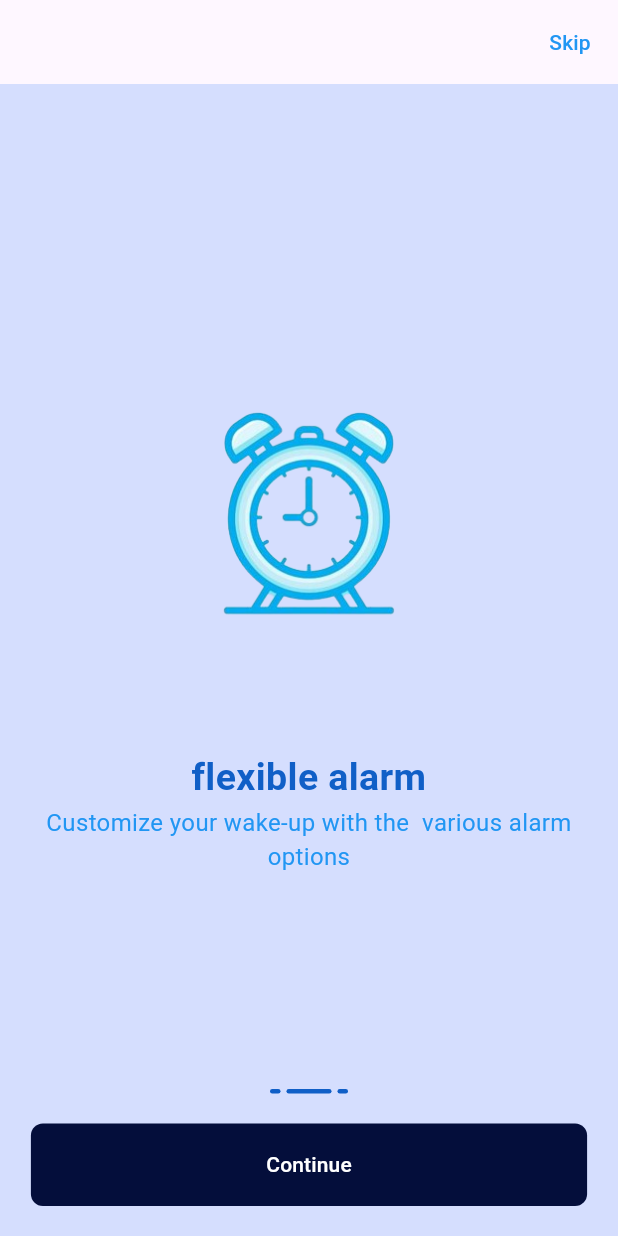
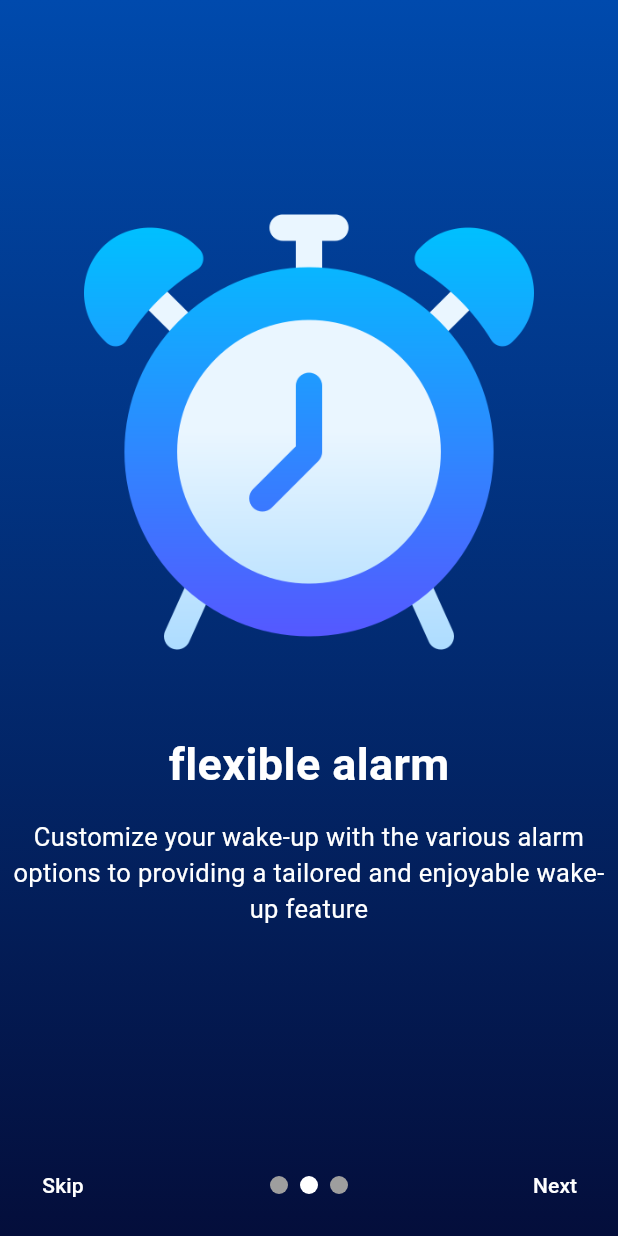
Before and after one commit to xrubaEid/2024-GP_4, a Flutter app: the screen it shows after launch, swiped to page 2, on a phone screen of 412 x 824 dp. Run offline on Flutter 3.47's test engine with Material 3 defaults, Android fonts, the phone set to English and light mode, and no system bars; drawn by our look-alikes of smooth_page_indicator; our stand-ins replace cloud_firestore, firebase_auth, firebase_core, flutter_settings_screens, get, get_storage and 3 more; accounts and stored records are empty.

Commit message:
the boarding screen

```diff
--- a/sleepwell/lib/screens/alarm_screen.dart
+++ b/sleepwell/lib/screens/alarm_screen.dart
@@ -17,6 +17,7 @@ class _AlarmScreenState extends State<AlarmScreen> {
   late TextEditingController wakeUpTimeController;
   late TimeOfDay selectedBedtime;
   late TimeOfDay selectedWakeUpTime;
+
 
   String printedBedtime = '';
   String printedWakeUpTime = '';
--- a/sleepwell/lib/screens/onboardingInfo.dart
+++ b/sleepwell/lib/screens/onboardingInfo.dart
@@ -1,10 +1,7 @@
-class OnboardingInfo{
+ class OnboardingInfo{
   final String title;
-  final String description;
+  final String descriptions;
   final String image;
 
-  OnboardingInfo({
-    required this.title,
-    required this.description,
-    required this.image});
-}
+  OnboardingInfo({required this.title, required this.descriptions, required this.image});
+ }
--- a/sleepwell/lib/screens/onboarding_data.dart
+++ b/sleepwell/lib/screens/onboarding_data.dart
@@ -1,22 +1,23 @@
+
  import 'onboardingInfo.dart';
 
 class OnboardingData{
-
   List<OnboardingInfo> items = [
     OnboardingInfo(
         title: "Smart sleep planner",
-        description: "Wake up refreshed with optimized wake-up times based on your sleep cycles. Say goodbye to tired mornings",
-        image: "assets/sleepicon2.png"),
+        descriptions: "Wake up refreshed with optimized wake-up times based on your sleep cycles. Say goodbye to tired mornings.",
+        image: "assets/sleepicon.png"),
 
     OnboardingInfo(
         title: "flexible alarm",
-        description: "Customize your wake-up with the  various alarm options",
-        image: "assets/AlarmIcon.png"),
+        descriptions: "Customize your wake-up with the various alarm options to providing a tailored and enjoyable wake-up feature",
+        image: "assets/alarmicon2.png"),
 
     OnboardingInfo(
         title: "enhance your kid's sleep",
-        description: "Track and monitor your family's sleep patterns! Add your kids as beneficiaries to ensure they get the rest they need",
-        image: "assets/usersicon.png"),
+        descriptions: "Track and monitor your family's sleep patterns! Add your kids as beneficiaries to ensure they get the rest they need.",
+        image: "assets/USERICON.png"),
+
 
   ];
  }
--- a/sleepwell/lib/screens/onboarding_screen.dart
+++ b/sleepwell/lib/screens/onboarding_screen.dart
@@ -1,133 +1,138 @@
-
 import 'package:flutter/material.dart';
 import 'package:sleepwell/screens/onboarding_data.dart';
-import 'package:sleepwell/screens/signin_screen.dart';
+import 'package:sleepwell/screens/welcoming_screen.dart';
+import 'package:shared_preferences/shared_preferences.dart';
+import 'package:smooth_page_indicator/smooth_page_indicator.dart';
 
 class OnboardingScreen extends StatefulWidget {
   static String RouteScreen = 'onboarding_screen';
-  const OnboardingScreen({super.key});
+  const OnboardingScreen({Key? key}) : super(key: key);
 
   @override
-  State<OnboardingScreen> createState() => _OnboardingScreenState();
+  _OnboardingScreenState createState() => _OnboardingScreenState();
 }
 
 class _OnboardingScreenState extends State<OnboardingScreen> {
   final controller = OnboardingData();
   final pageController = PageController();
-  int currentIndex = 0;
+  bool isLastPage = false;
+
   @override
   Widget build(BuildContext context) {
     return Scaffold(
-      backgroundColor: const Color(0xffd5defe),
-      body: Column(
+      body: Container(
+        decoration: BoxDecoration(
+          gradient: LinearGradient(
+            colors: [Color(0xFF004AAD), Color(0xFF040E3B)],
+            begin: Alignment.topCenter,
+            end: Alignment.bottomCenter,
+          ),
+        ),
+        child: Column(
           children: [
-          body(),
-          buildDots(),
-          button(),
+            Expanded(
+              child: PageView.builder(
+                onPageChanged: (index) => setState(() => isLastPage = controller.items.length - 1 == index),
+                itemCount: controller.items.length,
+                controller: pageController,
+                itemBuilder: (context, index) {
+                  return Column(
+                    mainAxisAlignment: MainAxisAlignment.center,
+                    children: [
+                      Image.asset(
+                        controller.items[index].image,
+                        height: 300,
+                      ),
+                      const SizedBox(height: 50),
+                      Text(
+                        controller.items[index].title,
+                        style: TextStyle(color: Colors.white, fontSize: 30, fontWeight: FontWeight.bold),
+                      ),
+                      const SizedBox(height: 15),
+                      Text(
+                        controller.items[index].descriptions,
+                        style: const TextStyle(color: Colors.white, fontSize: 17),
+                        textAlign: TextAlign.center,
+                      ),
                     ],
+                  );
+                },
               ),
-       appBar: AppBar(
-       actions: [
+            ),
+            Container(
+              padding: const EdgeInsets.symmetric(horizontal: 10, vertical: 10),
+              child: isLastPage ? getStarted() : Row(
+                mainAxisAlignment: MainAxisAlignment.spaceBetween,
+                children: [
+                  // Skip Button
                   TextButton(
-            onPressed: () {
+                    onPressed: () async {
+                      final prefs = await SharedPreferences.getInstance();
+                      prefs.setBool("onboarding", true);
+
+                      if (!mounted) return;
                       Navigator.pushReplacement(
-                  context, MaterialPageRoute(builder: (context) => const SignInScreen()));
+                        context,
+                        MaterialPageRoute(builder: (context) => welcome()),
+                      );
                     },
-            child: const Text(
-              "Skip",
-              style: TextStyle(
-                color: Colors.blue,
+                    child: const Text("Skip" ,style: TextStyle(color:Colors.white),
+                  ),
+                  ),
+                  // Indicator
+                  SmoothPageIndicator(
+                    controller: pageController,
+                    count: controller.items.length,
+                    onDotClicked: (index) => pageController.animateToPage(
+                      index,
+                      duration: const Duration(milliseconds: 300),
+                      curve: Curves.easeIn,
+                    ),
+                    effect: const WormEffect(
+                      dotHeight: 12,
+                      dotWidth: 12,
+                      activeDotColor: Colors.white,
+                    ),
+                  ),
+
+                  // Next Button
+                  TextButton(
+                    onPressed: () => pageController.nextPage(
+                      duration: const Duration(milliseconds: 600),
+                      curve: Curves.easeIn,
 
                     ),
+                    child: const Text("Next"  ,style: TextStyle(color:Colors.white),
+
+                  ),
+                  )
+                ],
               ),
             ),
           ],
         ),
-    );
-  }
-
-  //Body
-  Widget body(){
-    return Expanded(
-      child: Center(
-        child: PageView.builder(
-            onPageChanged: (value){
-              setState(() {
-                currentIndex = value;
-              });
-            },
-            itemCount: controller.items.length,
-            itemBuilder: (context,index){
-             return Padding(
-               padding: const EdgeInsets.symmetric(horizontal: 15),
-               child: Column(
-                 mainAxisAlignment: MainAxisAlignment.center,
-                 children: [
-                   //Images
-                   Image.asset(controller.items[currentIndex].image),
-
-                   const SizedBox(height: 15),
-                   //Titles
-                   Text(controller.items[currentIndex].title,
-                     style:
-                     const TextStyle(
-                      fontSize: 25,
-                      color: Color.fromARGB(255, 16, 95, 199),
-                      fontWeight: FontWeight.bold),
-                     textAlign: TextAlign.center,),
-
-                   //Description
-                   Padding(
-                     padding: const EdgeInsets.symmetric(horizontal: 15),
-                     child: Text(controller.items[currentIndex].description,
-                       style: const TextStyle(color: Colors.blue,fontSize: 16),textAlign: TextAlign.center,),
-                   ),
-
-                 ],
-               ),
-             );
-        }),
       ),
     );
   }
 
-  //Dots
-  Widget buildDots(){
-    return Row(
-      mainAxisAlignment: MainAxisAlignment.center,
-      children: List.generate(controller.items.length, (index) => AnimatedContainer(
-          margin: const EdgeInsets.symmetric(horizontal: 2),
-          decoration:   BoxDecoration(
-            borderRadius: BorderRadius.circular(50),
-            color: const Color.fromARGB(255, 16, 95, 199),
-          ),
-          height: 3,
-          width: currentIndex == index? 30 : 7,
-          duration: const Duration(milliseconds: 700))),
-    );
-  }
-
-  //Button
-  Widget button(){
+  Widget getStarted() {
     return Container(
-      margin: const EdgeInsets.symmetric(vertical: 20),
-      width: MediaQuery.of(context).size.width *.9,
-      height: 55,
       decoration: BoxDecoration(
         borderRadius: BorderRadius.circular(8),
-        color:const Color(0xFF040E3B)
+        color: const Color(0xffd5defe),
       ),
+      width: MediaQuery.of(context).size.width * .9,
+      height: 55,
+      child: TextButton(
+        onPressed: () async {
+          final prefs = await SharedPreferences.getInstance();
+          prefs.setBool("onboarding", true);
 
-      child: TextButton(
-        onPressed: (){
-          setState(() {
-            currentIndex != controller.items.length -1? currentIndex++ : null;
-          });
+          if (!mounted) return;
+          Navigator.pushReplacement(context, MaterialPageRoute(builder: (context) => welcome()));
         },
-        child: Text(currentIndex == controller.items.length -1? "Get started" : "Continue",
-          style: const TextStyle(color: Colors.white),),
+        child: const Text("Get Started", style: TextStyle(color: Color(0xFF040E3B), fontSize:20)),
       ),
-
     );
   }
 }
--- a/sleepwell/pubspec.yaml
+++ b/sleepwell/pubspec.yaml
@@ -34,6 +34,10 @@ dependencies:
   ntp: 2.0.0
   get: ^4.1.4
 
+#onboaring bage
+  smooth_page_indicator: ^1.1.0
+  shared_preferences: ^2.2.2
+
   # The following adds the Cupertino Icons font to your application.
   # Use with the CupertinoIcons class for iOS style icons.
   cupertino_icons: ^1.0.6
@@ -57,6 +61,7 @@ dependencies:
   intl: ^0.19.0
   #google sing in
   google_sign_in: ^6.2.1
+
 
 dev_dependencies:
   flutter_test:
```
Also changed, not shown: sleepwell/assets/AlarmIcon.png (deleted), sleepwell/assets/USERICON.png (added), sleepwell/assets/alarmicon2.png (added), sleepwell/assets/sleepicon.png (added), sleepwell/assets/sleepicon2.png (deleted), sleepwell/assets/usersicon.png (deleted), sleepwell/pubspec.lock. Lines whose indentation alone changed are shown as unchanged.
